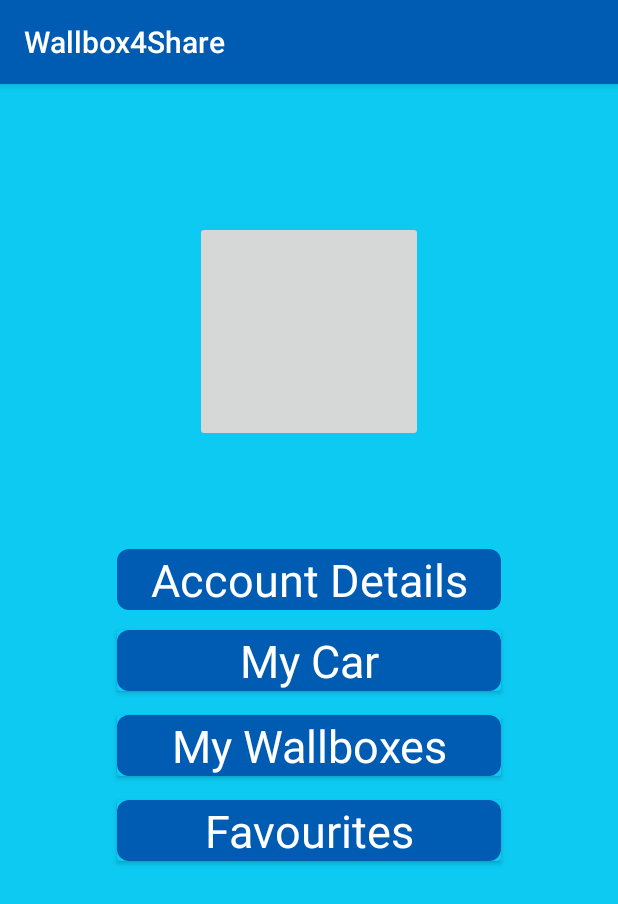
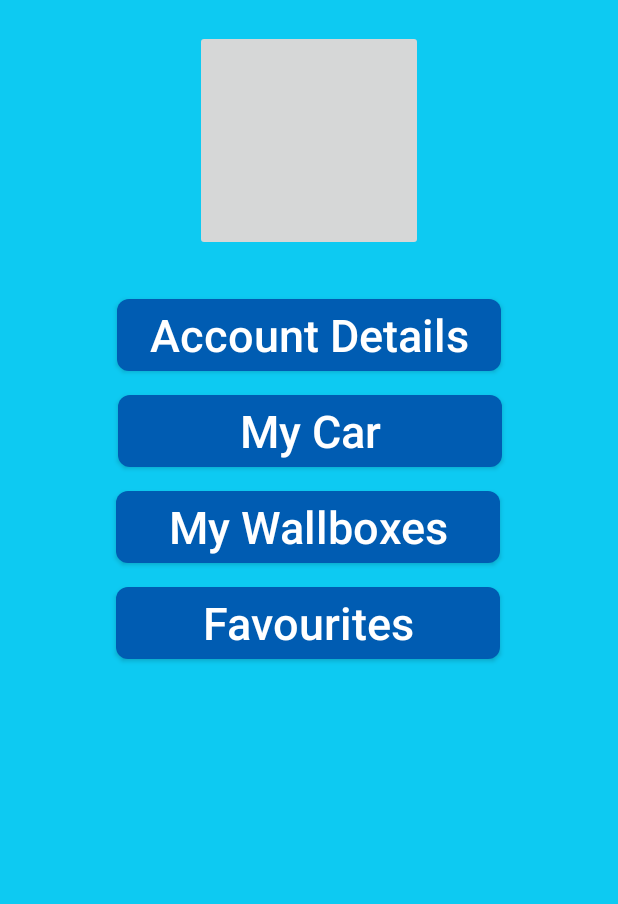
Before and after one commit to Catalinu23/Wallbox4Share, an Android app: the UserMenuCategoriesActivity screen opened directly, with no data from a screen before it, on a phone screen of 412 x 824 dp. Shown: the top 904 px of the screen. Run offline under Robolectric (Android 15) with nearby library versions, the phone set to English and light mode, and no system bars.

Commit message:
bug fixes

```diff
--- a/app/src/main/java/com/example/wallbox4share/LoginActivity.java
+++ b/app/src/main/java/com/example/wallbox4share/LoginActivity.java
@@ -17,7 +17,6 @@ public class LoginActivity extends AppCompatActivity {
         super.onCreate(savedInstanceState);
         setContentView(R.layout.activity_login);
         ActionBar aBar = getSupportActionBar();
-        aBar.setBackgroundDrawable(new ColorDrawable(Color.parseColor("#005cb2")));
 
         Button button = findViewById(R.id.goToTutorialButton);
         Button signInButton = findViewById(R.id.SignInButton);
--- a/app/src/main/java/com/example/wallbox4share/UserMenuCategoriesActivity.java
+++ b/app/src/main/java/com/example/wallbox4share/UserMenuCategoriesActivity.java
@@ -14,10 +14,10 @@ public class UserMenuCategoriesActivity extends AppCompatActivity {
         super.onCreate(savedInstanceState);
         setContentView(R.layout.activity_user_menu_categories);
 
-        TextView accountDetailsButton = findViewById(R.id.textViewCategory1);
-        TextView myCarButton = findViewById(R.id.textViewCategory2);
-        TextView myWalloxesButton = findViewById(R.id.textViewCategory3);
-        TextView favouritesButton = findViewById(R.id.textViewCategory4);
+        TextView accountDetailsButton = findViewById(R.id.buttonCategory1);
+        TextView myCarButton = findViewById(R.id.buttonCategory2);
+        TextView myWalloxesButton = findViewById(R.id.buttonCategory3);
+        TextView favouritesButton = findViewById(R.id.buttonCategory4);
 
         myCarButton.setOnClickListener(new View.OnClickListener() {
             @Override
--- a/app/src/main/res/layout/activity_user_menu_categories.xml
+++ b/app/src/main/res/layout/activity_user_menu_categories.xml
@@ -7,113 +7,74 @@
     android:background="@color/light_blue"
     tools:context=".UserMenuCategoriesActivity">
 
-    <androidx.cardview.widget.CardView
-        android:id="@+id/cardView"
-        android:layout_width="256dp"
-        android:layout_height="wrap_content"
-        android:layout_gravity="center|center_vertical"
-        android:layout_marginTop="348dp"
-        android:background="@drawable/blue_rounded_button"
-        app:cardBackgroundColor="@color/light_blue"
-        app:layout_constraintEnd_toEndOf="parent"
-        app:layout_constraintHorizontal_bias="0.496"
-        app:layout_constraintStart_toStartOf="parent"
-        app:layout_constraintTop_toTopOf="parent">
-
-    </androidx.cardview.widget.CardView>
-
-    <androidx.cardview.widget.CardView
-        android:id="@+id/cardView2"
-        android:layout_width="wrap_content"
-        android:layout_height="wrap_content"
-        android:layout_gravity="center|center_vertical"
-        android:layout_marginTop="16dp"
-        android:background="@drawable/blue_rounded_button"
-        app:cardBackgroundColor="@color/light_blue"
-        app:layout_constraintEnd_toEndOf="parent"
-        app:layout_constraintStart_toStartOf="parent"
-        app:layout_constraintTop_toBottomOf="@+id/cardView">
-
-        <TextView
-            android:id="@+id/textViewCategory2"
-            android:layout_width="256dp"
-            android:layout_height="wrap_content"
-            android:background="@drawable/blue_rounded_button"
-            android:gravity="center"
-            android:text="My Car"
-            android:textColor="@color/white"
-            android:textSize="30sp" />
-    </androidx.cardview.widget.CardView>
-
-    <androidx.cardview.widget.CardView
-        android:id="@+id/cardView3"
-        android:layout_width="wrap_content"
-        android:layout_height="wrap_content"
-        android:layout_gravity="center|center_vertical"
-        android:layout_marginTop="16dp"
-        android:background="@drawable/blue_rounded_button"
-        app:cardBackgroundColor="@color/light_blue"
-        app:layout_constraintEnd_toEndOf="parent"
-        app:layout_constraintStart_toStartOf="parent"
-        app:layout_constraintTop_toBottomOf="@+id/cardView2">
-
-        <TextView
-            android:id="@+id/textViewCategory3"
-            android:layout_width="256dp"
-            android:layout_height="wrap_content"
-            android:background="@drawable/blue_rounded_button"
-            android:gravity="center"
-            android:text="My Wallboxes"
-            android:textColor="@color/white"
-            android:textSize="30sp" />
-    </androidx.cardview.widget.CardView>
-
-    <androidx.cardview.widget.CardView
-        android:layout_width="wrap_content"
-        android:layout_height="wrap_content"
-        android:layout_gravity="center|center_vertical"
-        android:layout_marginTop="16dp"
-        android:background="@drawable/blue_rounded_button"
-        app:cardBackgroundColor="@color/light_blue"
-        app:layout_constraintEnd_toEndOf="parent"
-        app:layout_constraintStart_toStartOf="parent"
-        app:layout_constraintTop_toBottomOf="@+id/cardView3">
-
-        <TextView
-            android:id="@+id/textViewCategory4"
-            android:layout_width="256dp"
-            android:layout_height="wrap_content"
-            android:background="@drawable/blue_rounded_button"
-            android:gravity="center"
-            android:text="Favourites"
-            android:textColor="@color/white"
-            android:textSize="30sp" />
-    </androidx.cardview.widget.CardView>
-
-    <TextView
-        android:id="@+id/textViewCategory1"
-        android:layout_width="256dp"
-        android:layout_height="wrap_content"
-        android:layout_marginTop="310dp"
-        android:background="@drawable/blue_rounded_button"
-        android:gravity="center"
-        android:text="Account Details"
-        android:textColor="@color/white"
-        android:textSize="30sp"
-        app:layout_constraintEnd_toEndOf="parent"
-        app:layout_constraintStart_toStartOf="parent"
-        app:layout_constraintTop_toTopOf="parent" />
-
     <ImageButton
         android:id="@+id/imageButton3"
         android:layout_width="152dp"
         android:layout_height="147dp"
         android:layout_marginTop="20dp"
         android:gravity="center"
-        app:layout_constraintBottom_toTopOf="@+id/textViewCategory1"
         app:layout_constraintEnd_toEndOf="parent"
         app:layout_constraintStart_toStartOf="parent"
         app:layout_constraintTop_toTopOf="parent"
         tools:srcCompat="@tools:sample/avatars" />
 
+    <Button
+        android:id="@+id/buttonCategory1"
+        android:layout_width="256dp"
+        android:layout_height="wrap_content"
+        android:layout_marginTop="32dp"
+        android:background="@drawable/blue_rounded_button"
+        android:text="Account Details"
+        android:textAllCaps="false"
+        android:textColor="@color/white"
+        android:textSize="30sp"
+        app:layout_constraintEnd_toEndOf="parent"
+        app:layout_constraintStart_toStartOf="parent"
+        app:layout_constraintTop_toBottomOf="@+id/imageButton3" />
+
+    <Button
+        android:id="@+id/buttonCategory2"
+        android:layout_width="256dp"
+        android:layout_height="wrap_content"
+        android:layout_marginTop="16dp"
+        android:background="@drawable/blue_rounded_button"
+        android:text="My Car"
+        android:textAllCaps="false"
+        android:textColor="@color/white"
+        android:textSize="30sp"
+        app:layout_constraintEnd_toEndOf="parent"
+        app:layout_constraintHorizontal_bias="0.503"
+        app:layout_constraintStart_toStartOf="parent"
+        app:layout_constraintTop_toBottomOf="@+id/buttonCategory1" />
+
+    <Button
+        android:id="@+id/buttonCategory3"
+        android:layout_width="256dp"
+        android:layout_height="wrap_content"
+        android:layout_marginTop="16dp"
+        android:background="@drawable/blue_rounded_button"
+        android:text="My Wallboxes"
+        android:textAllCaps="false"
+        android:textColor="@color/white"
+        android:textSize="30sp"
+        app:layout_constraintEnd_toEndOf="parent"
+        app:layout_constraintHorizontal_bias="0.496"
+        app:layout_constraintStart_toStartOf="parent"
+        app:layout_constraintTop_toBottomOf="@+id/buttonCategory2" />
+
+    <Button
+        android:id="@+id/buttonCategory4"
+        android:layout_width="256dp"
+        android:layout_height="wrap_content"
+        android:layout_marginTop="16dp"
+        android:background="@drawable/blue_rounded_button"
+        android:text="Favourites"
+        android:textAllCaps="false"
+        android:textColor="@color/white"
+        android:textSize="30sp"
+        app:layout_constraintEnd_toEndOf="parent"
+        app:layout_constraintHorizontal_bias="0.496"
+        app:layout_constraintStart_toStartOf="parent"
+        app:layout_constraintTop_toBottomOf="@+id/buttonCategory3" />
+
 </androidx.constraintlayout.widget.ConstraintLayout>
--- a/app/src/main/res/values/themes.xml
+++ b/app/src/main/res/values/themes.xml
@@ -1,6 +1,6 @@
 <resources xmlns:tools="http://schemas.android.com/tools">
     <!-- Base application theme. -->
-    <style name="Theme.Wallbox4Share" parent="Theme.AppCompat.DayNight.DarkActionBar">
+    <style name="Theme.Wallbox4Share" parent="Theme.AppCompat.DayNight.NoActionBar">
         <!-- Primary brand color. -->
         <item name="colorPrimary">@color/purple_500</item>
         <item name="colorPrimaryVariant">@color/purple_700</item>
```
